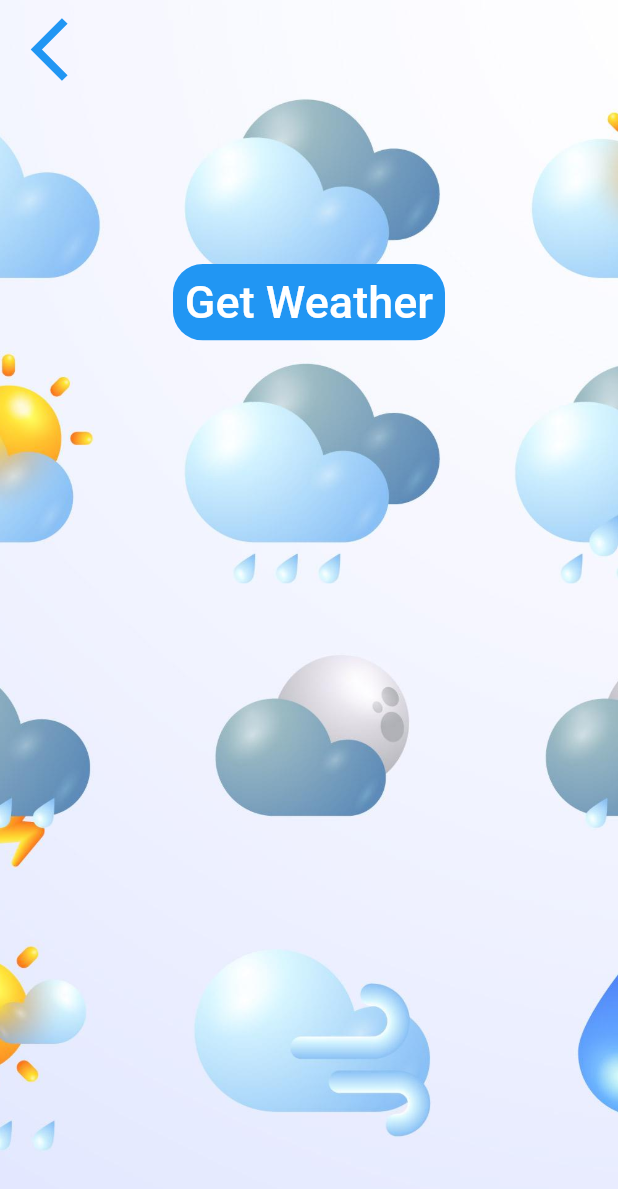
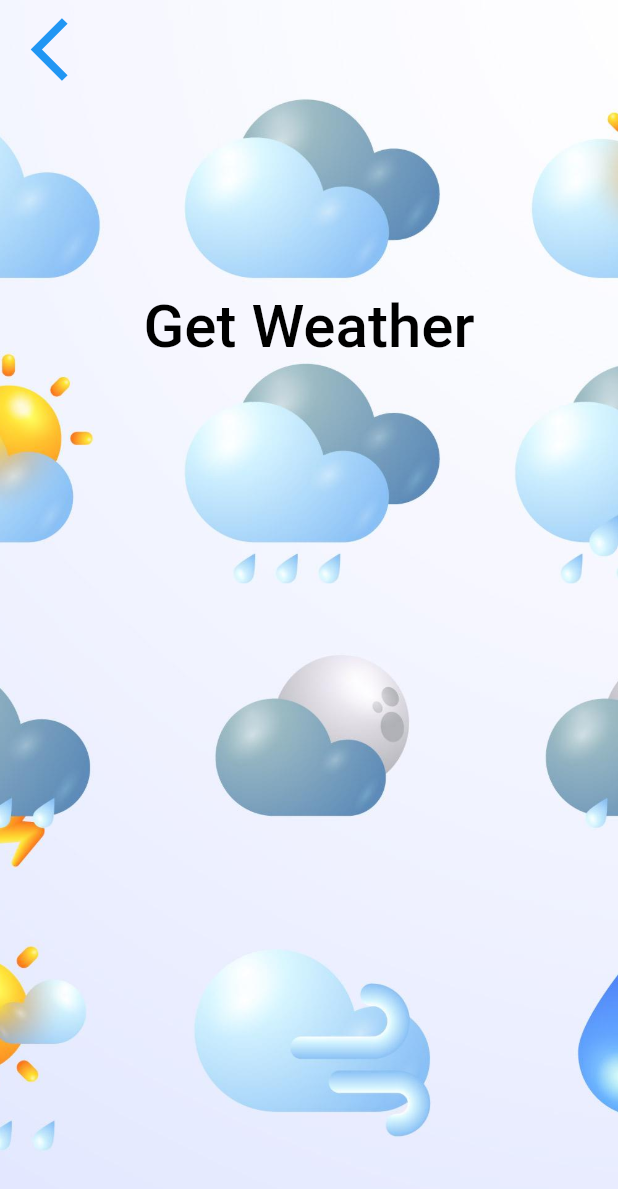
Before and after one commit to RedeemerNtumy/Tempesta, a Flutter app: the CityScreen screen opened directly, on a phone screen of 412 x 824 dp. Shown: the top 1189 px of the screen. Run offline on Flutter 3.47's test engine with Material 2 defaults, Android fonts, the phone set to English and light mode, and no system bars; our stand-ins replace flutter_spinkit, geolocator.

Commit message:
Small updates

```diff
--- a/lib/screens/city_screen.dart
+++ b/lib/screens/city_screen.dart
@@ -24,7 +24,9 @@ class _CityScreenState extends State<CityScreen> {
               Align(
                 alignment: Alignment.topLeft,
                 child: TextButton(
-                  onPressed: () {},
+                  onPressed: () {
+                    Navigator.pop(context);
+                  },
                   child: Icon(
                     Icons.arrow_back_ios_new_sharp,
                     size: 50.0,
@@ -35,16 +37,16 @@ class _CityScreenState extends State<CityScreen> {
                 padding: EdgeInsets.all(55.0),
                 child: null,
               ),
-              ClipRRect(
-                borderRadius: BorderRadius.circular(20),
-                child: Container(
-                  color: Colors.blue,
-                  child: TextButton(
-                    onPressed: () {},
-                    child: Text(
-                      'Get Weather',
-                      style: kSingleTextStyle,
-                    ),
+              SizedBox(
+                height: 10,
+              ),
+              TextButton(
+                onPressed: () {},
+                child: Text(
+                  'Get Weather',
+                  style: TextStyle(
+                    color: Colors.black,
+                    fontSize: 40,
                   ),
                 ),
               ),
```
